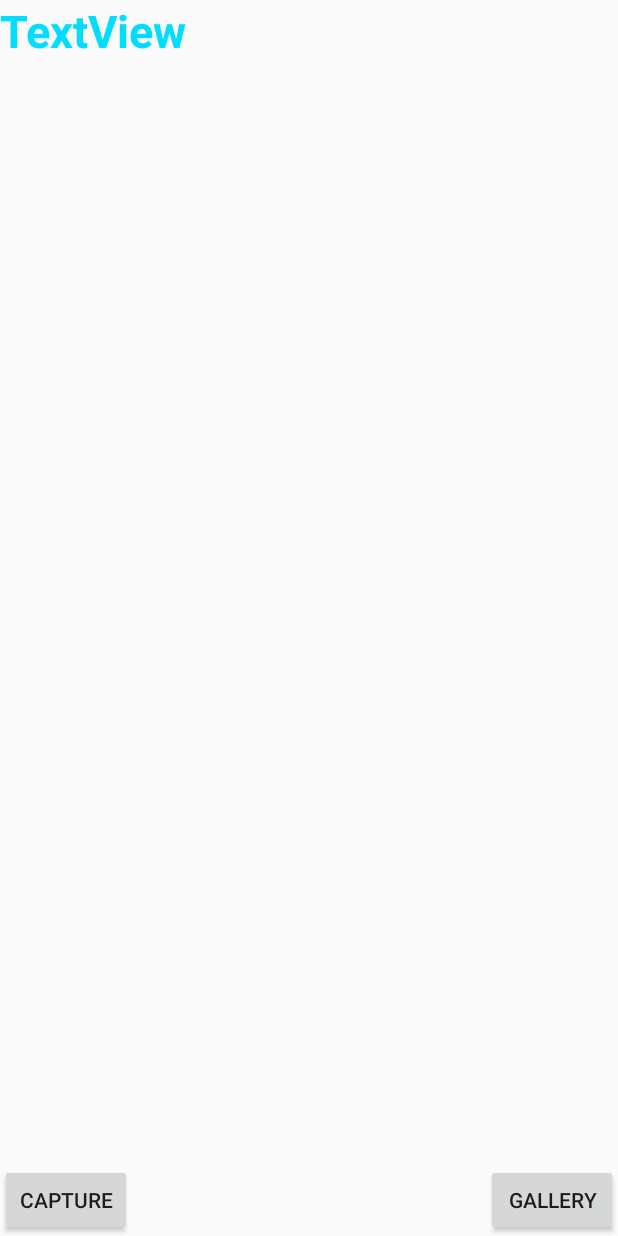
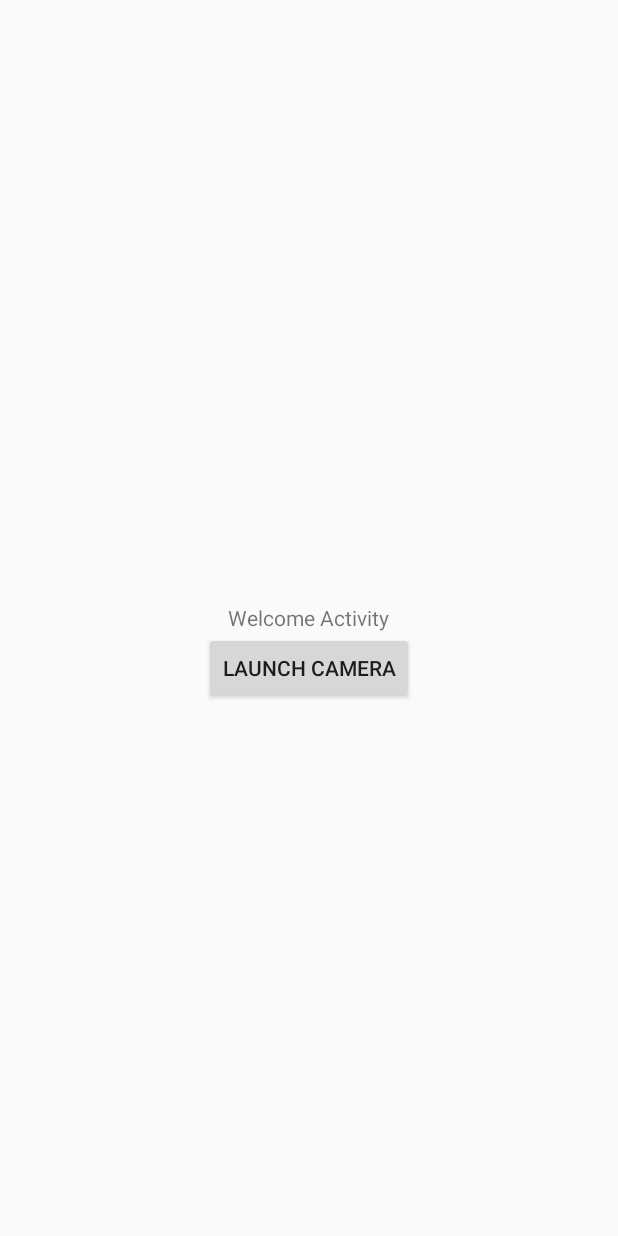
Before and after one commit to naraic/CS4098-TB_VOT-G7, an Android app: the layout activity_main.xml on its own in the app's theme, with its tools: preview values and no code run, on a phone screen of 412 x 824 dp. Run offline under Robolectric (Android 15) with nearby library versions, the phone set to English and light mode, and no system bars.

Commit message:
Launch activity created and media can now be stored to device.

```diff
--- a/AndroidDevelopment/app/src/main/AndroidManifest.xml
+++ b/AndroidDevelopment/app/src/main/AndroidManifest.xml
@@ -2,7 +2,8 @@
 <manifest xmlns:android="http://schemas.android.com/apk/res/android"
     package="com.example.camera_api">
 
-    <uses-permission android:name="android.permission.CAMERA"></uses-permission>
+    <uses-permission android:name="android.permission.CAMERA" />
+    <uses-permission android:name="android.permission.WRITE_EXTERNAL_STORAGE" />
 
     <application
         android:allowBackup="true"
@@ -11,6 +12,7 @@
         android:roundIcon="@mipmap/ic_launcher_round"
         android:supportsRtl="true"
         android:theme="@style/AppTheme">
+        <activity android:name=".CameraActivity"></activity>
         <activity android:name=".MainActivity">
             <intent-filter>
                 <action android:name="android.intent.action.MAIN" />
--- a/AndroidDevelopment/app/src/main/res/layout/activity_main.xml
+++ b/AndroidDevelopment/app/src/main/res/layout/activity_main.xml
@@ -7,40 +7,20 @@
     tools:context=".MainActivity">
 
 
+    <TextView
+        android:id="@+id/textView"
+        android:layout_width="wrap_content"
+        android:layout_height="wrap_content"
+        android:text="Welcome Activity"
+        android:layout_centerVertical="true"
+        android:layout_centerHorizontal="true" />
+
     <Button
         android:id="@+id/button"
         android:layout_width="wrap_content"
         android:layout_height="wrap_content"
-        android:layout_alignParentBottom="true"
-        android:layout_alignParentStart="true"
-        android:layout_alignParentLeft="true"
-    android:text="Capture" />
-
-    <Button
-        android:id="@+id/button2"
-        android:layout_width="wrap_content"
-        android:layout_height="wrap_content"
-        android:layout_alignParentEnd="true"
-        android:layout_alignParentRight="true"
-        android:layout_alignTop="@+id/button"
-        android:text="Gallery" />
-
-    <FrameLayout
-        android:id="@+id/frameLayout"
-        android:layout_width="match_parent"
-        android:layout_height="match_parent"
-        android:layout_alignParentBottom="true"
-        android:layout_marginBottom="60dp">
-
-    </FrameLayout>
-
-    <TextView
-        android:id="@+id/textView5"
-        android:layout_width="wrap_content"
-        android:layout_height="wrap_content"
-        android:text="TextView"
-        android:textColor="@android:color/holo_blue_bright"
-        android:textSize="30sp"
-        android:textStyle="bold" />
+        android:text="Launch Camera"
+        android:layout_below="@+id/textView"
+        android:layout_centerHorizontal="true"/>
 
 </RelativeLayout>
```
Also changed, not shown: AndroidDevelopment/app/src/main/java/com/example/camera_api/CameraActivity.java (added, +86 -0 lines), AndroidDevelopment/app/src/main/java/com/example/camera_api/MainActivity.java (+15 -11 lines), AndroidDevelopment/app/src/main/java/com/example/camera_api/ShowCamera.java (+12 -3 lines), AndroidDevelopment/app/src/main/res/layout/activity_camera.xml (added, +37 -0 lines).
